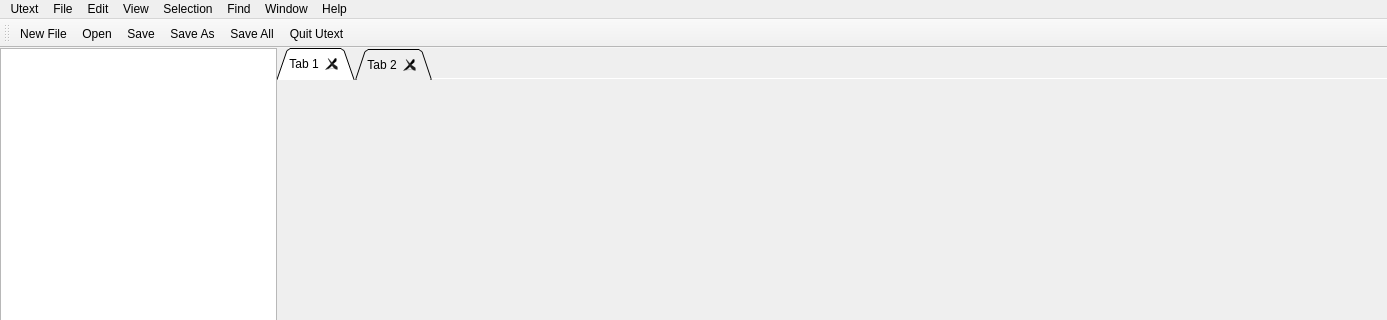
Before: the Qt Designer form app/src/mainwindow.ui in N-911/CPP-Utext, drawn with Qt 5; both pictures show x 0 to 1387 and y 0 to 320 of the 1387 by 766 pixel window.
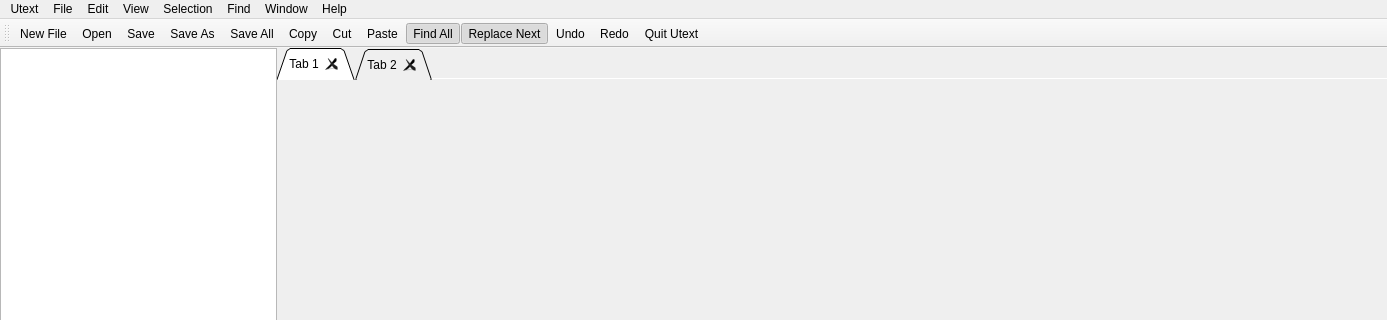
After: the same form once the commit is applied.

The edit to the form file:
```diff
--- a/app/src/mainwindow.ui
+++ b/app/src/mainwindow.ui
@@ -585,6 +585,13 @@
    <addaction name="actionSave"/>
    <addaction name="actionSave_as"/>
    <addaction name="actionSave_All"/>
+   <addaction name="actionCopy"/>
+   <addaction name="actionCut"/>
+   <addaction name="actionPaste"/>
+   <addaction name="actionFind_All"/>
+   <addaction name="actionReplace_Next"/>
+   <addaction name="actionUndo"/>
+   <addaction name="actionRedo"/>
    <addaction name="actionQuit_Utext"/>
   </widget>
   <action name="actionAbout_Utext">
```
Left out of the diff: 43 changed lines with no effect on the pictures.
